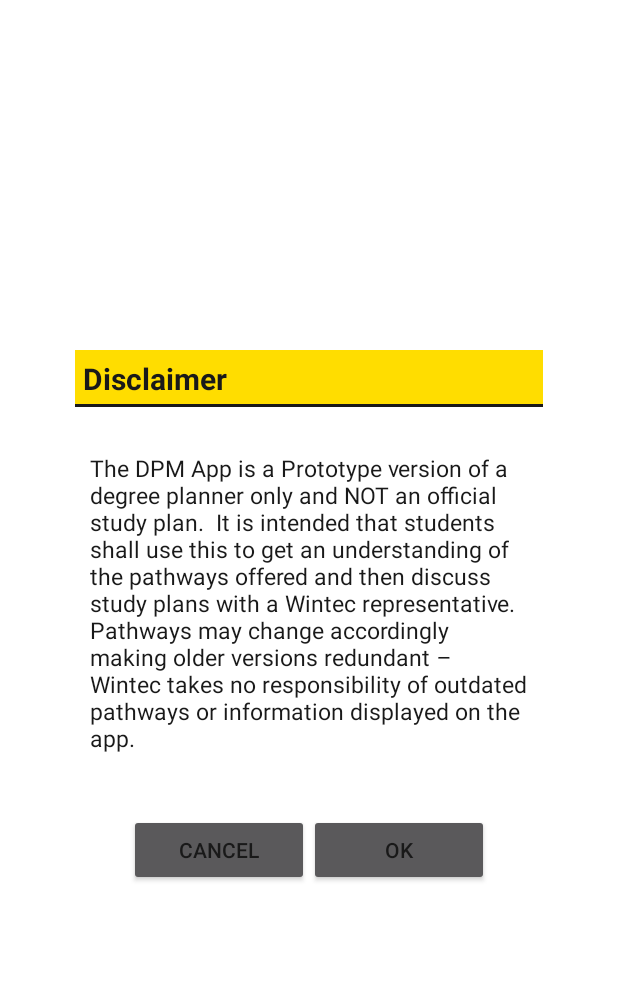
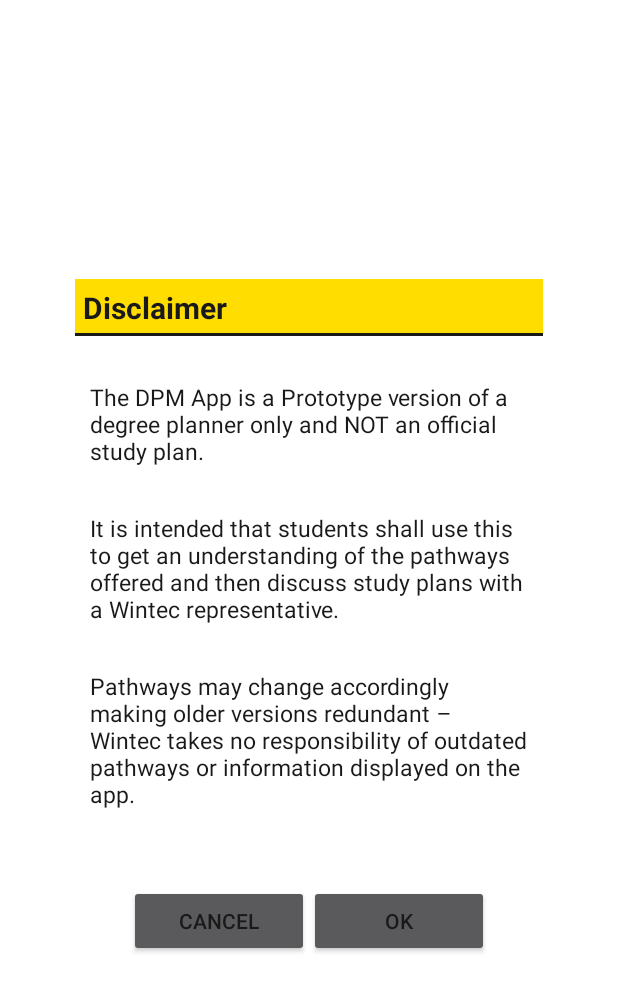
Before and after one commit to youpar96/WintecDPM, an Android app: the layout activity_dialog.xml on its own in the app's theme, with its tools: preview values and no code run, on a phone screen of 412 x 824 dp. Shown: the top 991 px of the screen. Run offline under Robolectric (Android 15) with nearby library versions, the phone set to English and light mode, and no system bars; Roboto replaces fonts that are not available here.

Commit message:
Fix the dialog activity and some minor things

```diff
--- a/app/src/main/res/layout/activity_dialog.xml
+++ b/app/src/main/res/layout/activity_dialog.xml
@@ -32,13 +32,31 @@
             android:layout_height="wrap_content"
             android:background="#FFFFFF"
             android:padding="10dp"
+            android:layout_marginBottom="10dp"
             android:textSize="15dp"
-            android:text="The DPM App is a Prototype version of a degree planner only and NOT an official study plan.
+            android:text="The DPM App is a Prototype version of a degree planner only and NOT an official study plan."
+            android:textColor="@color/wintecBasicBlack"
+            />
 
-It is intended that students shall use this to get an understanding of the pathways offered and then discuss study plans with a Wintec representative.
+        <TextView
+            android:layout_width="match_parent"
+            android:layout_height="wrap_content"
+            android:background="#FFFFFF"
+            android:padding="10dp"
+            android:layout_marginBottom="10dp"
+            android:textSize="15dp"
+            android:text="It is intended that students shall use this to get an understanding of the pathways offered and then discuss study plans with a Wintec representative."
+            android:textColor="@color/wintecBasicBlack"
+            />
 
-Pathways may change accordingly making older versions redundant
-– Wintec takes no responsibility of outdated pathways or information displayed on the app."
+        <TextView
+            android:layout_width="match_parent"
+            android:layout_height="wrap_content"
+            android:background="#FFFFFF"
+            android:padding="10dp"
+            android:layout_marginBottom="10dp"
+            android:textSize="15dp"
+            android:text="Pathways may change accordingly making older versions redundant – Wintec takes no responsibility of outdated pathways or information displayed on the app."
             android:textColor="@color/wintecBasicBlack"
             />
 
```
